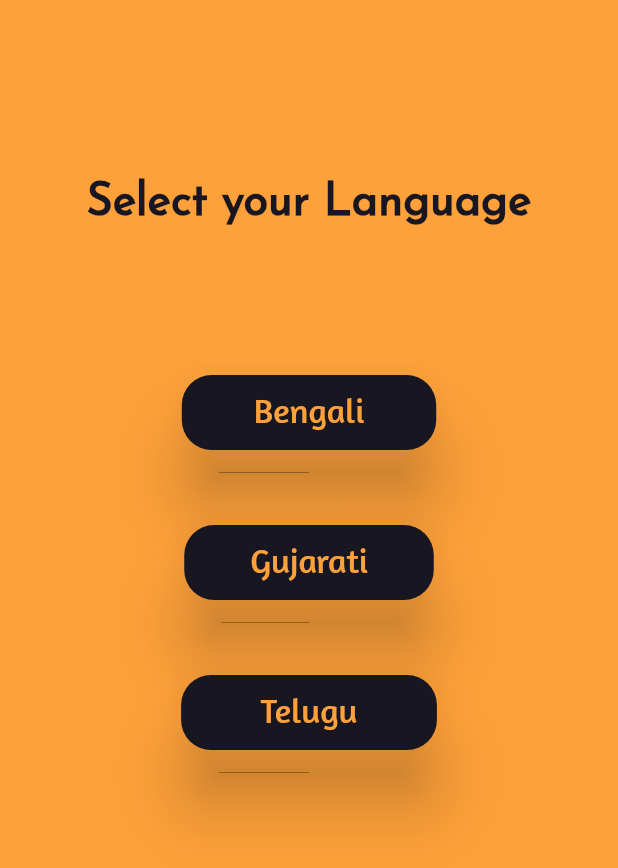
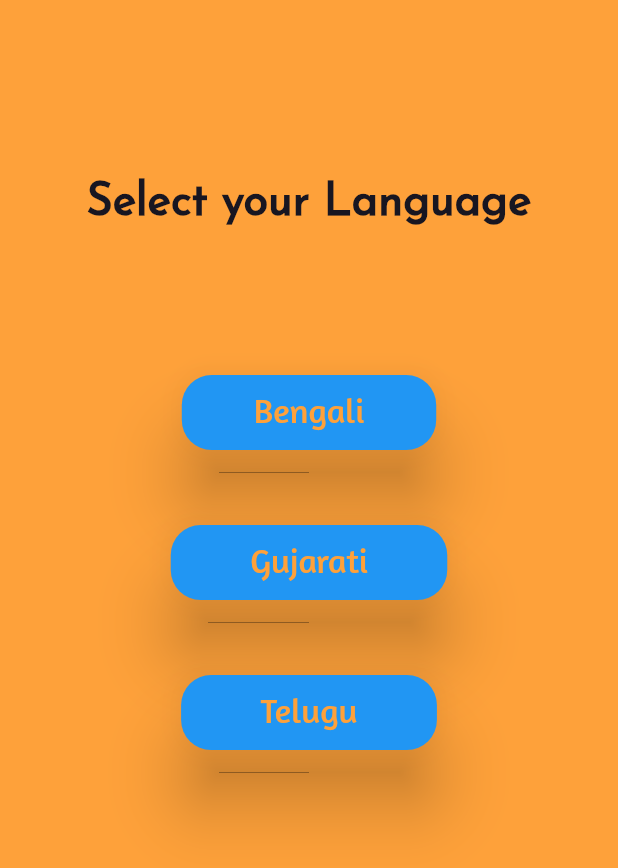
Before and after one commit to abhaysingh96/KidsMagazine, a Flutter app: the SelectLanguage screen opened by its route, on a phone screen of 412 x 824 dp. Shown: the top 868 px of the screen. Run offline on Flutter 3.47's test engine with Material 2 defaults, Android fonts, the phone set to English and light mode, and no system bars; our stand-ins replace cloud_firestore, file_picker, firebase_auth, firebase_core, firebase_storage, flutter_tts and 2 more; accounts and stored records are empty.

Commit message:
Update select.dart
select.dart changed by Abhay Singh

```diff
--- a/kids_magazine/lib/select.dart
+++ b/kids_magazine/lib/select.dart
@@ -26,8 +26,9 @@ class _SelectLanguageState extends State<SelectLanguage> {
           SizedBox(
             height: 100.0,
           ),
-          RaisedButton(
-            padding: EdgeInsets.fromLTRB(45.0, 12.0, 45.0, 9.0),
+          ElevatedButton(
+            style: ElevatedButton.styleFrom(
+             padding: EdgeInsets.fromLTRB(45.0, 12.0, 45.0, 9.0),
             elevation: 20.0,
             shape: RoundedRectangleBorder(
               side: BorderSide(
@@ -35,7 +36,17 @@ class _SelectLanguageState extends State<SelectLanguage> {
               ),
               borderRadius: BorderRadius.circular(20.0),
             ),
-            color: Color(0xFF181621),
+            foregroundColor: Color(0xFF181621),
+            ),
+            // padding: EdgeInsets.fromLTRB(45.0, 12.0, 45.0, 9.0),
+            // elevation: 20.0,
+            // shape: RoundedRectangleBorder(
+            //   side: BorderSide(
+            //     color: Colors.transparent,
+            //   ),
+            //   borderRadius: BorderRadius.circular(20.0),
+            // ),
+            // color: Color(0xFF181621),
             onPressed: () {
               Navigator.pop(context);
               Navigator.push(
@@ -58,8 +69,9 @@ class _SelectLanguageState extends State<SelectLanguage> {
           SizedBox(
             height: 50,
           ),
-          RaisedButton(
-            padding: EdgeInsets.fromLTRB(41.0, 12.0, 41.0, 9.0),
+          ElevatedButton(
+            style: ElevatedButton.styleFrom(
+               padding: EdgeInsets.fromLTRB(50.0, 12.0, 50.0, 9.0),
             elevation: 20.0,
             shape: RoundedRectangleBorder(
               side: BorderSide(
@@ -67,7 +79,17 @@ class _SelectLanguageState extends State<SelectLanguage> {
               ),
               borderRadius: BorderRadius.circular(20.0),
             ),
-            color: Color(0xFF181621),
+            foregroundColor: Color(0xFF181621),
+            ),
+            // padding: EdgeInsets.fromLTRB(41.0, 12.0, 41.0, 9.0),
+            // elevation: 20.0,
+            // shape: RoundedRectangleBorder(
+            //   side: BorderSide(
+            //     color: Colors.transparent,
+            //   ),
+            //   borderRadius: BorderRadius.circular(20.0),
+            // ),
+            // color: Color(0xFF181621),
             onPressed: () {
               Navigator.pop(context);
               Navigator.push(
@@ -90,8 +112,9 @@ class _SelectLanguageState extends State<SelectLanguage> {
           SizedBox(
             height: 50,
           ),
-          RaisedButton(
-            padding: EdgeInsets.fromLTRB(50.0, 12.0, 50.0, 9.0),
+          ElevatedButton(
+            style: ElevatedButton.styleFrom(
+               padding: EdgeInsets.fromLTRB(50.0, 12.0, 50.0, 9.0),
             elevation: 20.0,
             shape: RoundedRectangleBorder(
               side: BorderSide(
@@ -99,7 +122,17 @@ class _SelectLanguageState extends State<SelectLanguage> {
               ),
               borderRadius: BorderRadius.circular(20.0),
             ),
-            color: Color(0xFF181621),
+            foregroundColor: Color(0xFF181621),
+            ),
+            // padding: EdgeInsets.fromLTRB(50.0, 12.0, 50.0, 9.0),
+            // elevation: 20.0,
+            // shape: RoundedRectangleBorder(
+            //   side: BorderSide(
+            //     color: Colors.transparent,
+            //   ),
+            //   borderRadius: BorderRadius.circular(20.0),
+            // ),
+            // color: Color(0xFF181621),
             onPressed: () {
               Navigator.pop(context);
               Navigator.push(
```
